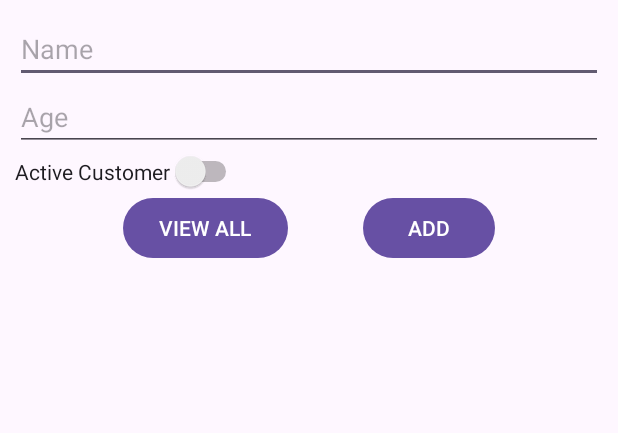
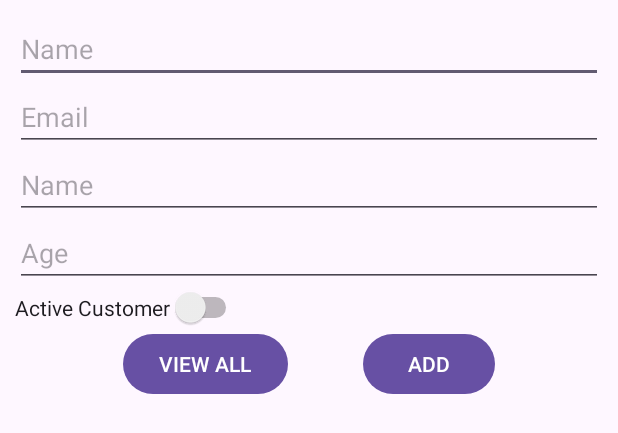
Before and after one commit to QinisoNst/SQLite, an Android app: the layout activity_main.xml on its own in the app's theme, with its tools: preview values and no code run, on a phone screen of 412 x 824 dp. Shown: the top 433 px of the screen. Run offline under Robolectric (Android 15) with nearby library versions, the phone set to English and light mode, and no system bars.

```diff
--- a/app/src/main/java/com/dummyworks/sqlite/MainActivity.java
+++ b/app/src/main/java/com/dummyworks/sqlite/MainActivity.java
@@ -29,7 +29,7 @@ public class MainActivity extends AppCompatActivity {
         setContentView(R.layout.activity_main);
         btn_add = findViewById(R.id.btn_add);
         btn_viewAll = findViewById(R.id.btn_viewall);
-        et_age = findViewById(R.id.et_age);
+        et_age = findViewById(R.id.et_date);
         et_name = findViewById(R.id.et_name);
         sw_AtiveCustomer = findViewById(R.id.sw_activeCustomer);
         lv_customerList =  findViewById(R.id.lv_customerList);
--- a/app/src/main/res/layout/activity_main.xml
+++ b/app/src/main/res/layout/activity_main.xml
@@ -14,9 +14,24 @@
         android:hint="Name"
         android:layout_width="match_parent"
         android:layout_height="wrap_content"/>
+
     <EditText
-        android:id="@+id/et_age"
-        android:inputType="phone"
+        android:id="@+id/et_email"
+        android:layout_width="match_parent"
+        android:layout_height="wrap_content"
+        android:hint="Email"
+        android:inputType="textEmailAddress" />
+
+    <EditText
+        android:id="@+id/et_phone"
+        android:layout_width="match_parent"
+        android:layout_height="wrap_content"
+        android:hint="Name"
+        android:inputType="phone" />
+
+    <EditText
+        android:id="@+id/et_date"
+        android:inputType="date"
         android:hint="Age"
         android:layout_width="match_parent"
         android:layout_height="wrap_content"/>
```
Also changed, not shown: app/src/main/AndroidManifest.xml (+5 -4 lines), app/src/main/java/com/dummyworks/sqlite/CustomerModel.java (+29 -0 lines).
